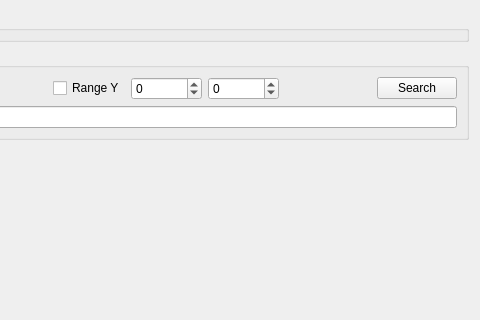
mrkite/minutor, file search/searchchunkswidget.ui: the form before one commit; both pictures show x 179 to 659 and y 0 to 320 of the 659 by 703 pixel window.
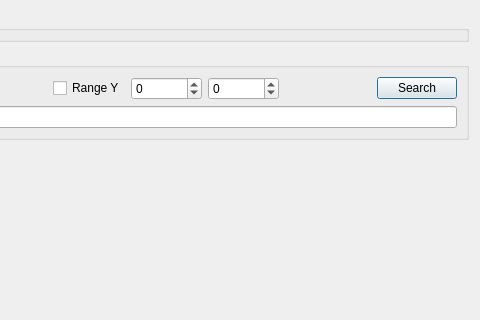
The form after the commit. Custom widgets are drawn as their Qt base class.

Commit message:
search dialog inherits QDialog instead of QWidget
this has few benefits:
- dialog is not minimizable
- dialog can be closed by 'Esc' key
- seach button is clicked when 'Enter' key is pressed any field

```diff
--- a/search/searchchunkswidget.ui
+++ b/search/searchchunkswidget.ui
@@ -1,7 +1,7 @@
 <?xml version="1.0" encoding="UTF-8"?>
 <ui version="4.0">
  <class>SearchChunksWidget</class>
- <widget class="QWidget" name="SearchChunksWidget">
+ <widget class="QDialog" name="SearchChunksWidget">
   <property name="geometry">
    <rect>
     <x>0</x>
```
The commit also changes 2 other files.
